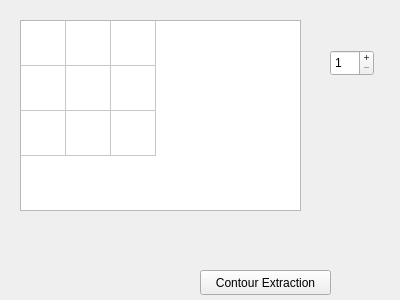
The window that morfologicalfilter.ui (mt0982/QImageProcessing) describes before a commit, drawn with Qt 5.
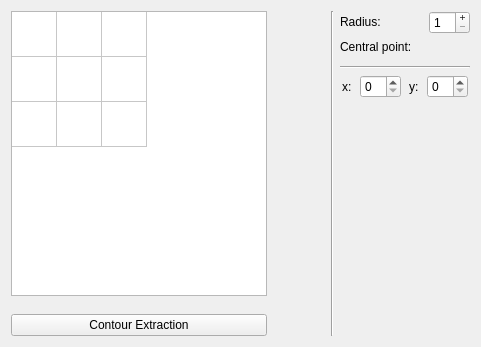
The same window after the commit.

Commit message: central point spinbox added

Diff of the .ui file:
```diff
--- a/morfologicalfilter.ui
+++ b/morfologicalfilter.ui
@@ -6,34 +6,156 @@
    <rect>
     <x>0</x>
     <y>0</y>
-    <width>400</width>
-    <height>300</height>
+    <width>481</width>
+    <height>347</height>
    </rect>
   </property>
   <property name="windowTitle">
    <string>Form</string>
   </property>
+  <layout class="QGridLayout" name="gridLayout">
+   <item row="4" column="4" colspan="4">
+    <layout class="QHBoxLayout" name="horizontalLayout_2">
+     <item>
+      <widget class="QLabel" name="label_2">
+       <property name="sizePolicy">
+        <sizepolicy hsizetype="Maximum" vsizetype="Preferred">
+         <horstretch>0</horstretch>
+         <verstretch>0</verstretch>
+        </sizepolicy>
+       </property>
+       <property name="text">
+        <string>x:</string>
+       </property>
+      </widget>
+     </item>
+     <item>
+      <widget class="QSpinBox" name="sbX">
+       <property name="sizePolicy">
+        <sizepolicy hsizetype="Maximum" vsizetype="Fixed">
+         <horstretch>0</horstretch>
+         <verstretch>0</verstretch>
+        </sizepolicy>
+       </property>
+      </widget>
+     </item>
+     <item>
+      <widget class="QLabel" name="label_3">
+       <property name="sizePolicy">
+        <sizepolicy hsizetype="Maximum" vsizetype="Preferred">
+         <horstretch>0</horstretch>
+         <verstretch>0</verstretch>
+        </sizepolicy>
+       </property>
+       <property name="text">
+        <string>y:</string>
+       </property>
+      </widget>
+     </item>
+     <item>
+      <widget class="QSpinBox" name="spY">
+       <property name="sizePolicy">
+        <sizepolicy hsizetype="Maximum" vsizetype="Fixed">
+         <horstretch>0</horstretch>
+         <verstretch>0</verstretch>
+        </sizepolicy>
+       </property>
+      </widget>
+     </item>
+    </layout>
+   </item>
+   <item row="8" column="0" colspan="2">
   <widget class="QPushButton" name="pbContourExtraction">
-   <property name="geometry">
-    <rect>
-     <x>200</x>
-     <y>270</y>
-     <width>131</width>
-     <height>25</height>
-    </rect>
-   </property>
    <property name="text">
     <string>Contour Extraction</string>
    </property>
   </widget>
+   </item>
+   <item row="5" column="7">
+    <spacer name="verticalSpacer">
+     <property name="orientation">
+      <enum>Qt::Vertical</enum>
+     </property>
+     <property name="sizeHint" stdset="0">
+      <size>
+       <width>20</width>
+       <height>40</height>
+      </size>
+     </property>
+    </spacer>
+   </item>
+   <item row="1" column="4">
+    <widget class="QLabel" name="label_4">
+     <property name="sizePolicy">
+      <sizepolicy hsizetype="Maximum" vsizetype="Preferred">
+       <horstretch>0</horstretch>
+       <verstretch>0</verstretch>
+      </sizepolicy>
+     </property>
+     <property name="text">
+      <string>Central point:</string>
+     </property>
+    </widget>
+   </item>
+   <item row="0" column="3" rowspan="9">
+    <widget class="Line" name="line_3">
+     <property name="orientation">
+      <enum>Qt::Vertical</enum>
+     </property>
+    </widget>
+   </item>
+   <item row="0" column="2">
+    <spacer name="horizontalSpacer">
+     <property name="orientation">
+      <enum>Qt::Horizontal</enum>
+     </property>
+     <property name="sizeHint" stdset="0">
+      <size>
+       <width>40</width>
+       <height>20</height>
+      </size>
+     </property>
+    </spacer>
+   </item>
+   <item row="0" column="4" colspan="2">
+    <widget class="QLabel" name="label">
+     <property name="sizePolicy">
+      <sizepolicy hsizetype="Minimum" vsizetype="Fixed">
+       <horstretch>0</horstretch>
+       <verstretch>0</verstretch>
+      </sizepolicy>
+     </property>
+     <property name="text">
+      <string>Radius:</string>
+     </property>
+    </widget>
+   </item>
+   <item row="0" column="6" colspan="2">
+    <widget class="QSpinBox" name="sbRadius">
+     <property name="sizePolicy">
+      <sizepolicy hsizetype="Maximum" vsizetype="Fixed">
+       <horstretch>0</horstretch>
+       <verstretch>0</verstretch>
+      </sizepolicy>
+     </property>
+     <property name="buttonSymbols">
+      <enum>QAbstractSpinBox::PlusMinus</enum>
+     </property>
+     <property name="minimum">
+      <number>1</number>
+     </property>
+     <property name="maximum">
+      <number>10</number>
+     </property>
+    </widget>
+   </item>
+   <item row="0" column="0" rowspan="6" colspan="2">
   <widget class="QTableWidget" name="tableWidget">
-   <property name="geometry">
-    <rect>
-     <x>20</x>
-     <y>20</y>
-     <width>281</width>
-     <height>191</height>
-    </rect>
+     <property name="sizePolicy">
+      <sizepolicy hsizetype="Expanding" vsizetype="Expanding">
+       <horstretch>0</horstretch>
+       <verstretch>0</verstretch>
+      </sizepolicy>
    </property>
    <property name="frameShape">
     <enum>QFrame::StyledPanel</enum>
@@ -84,25 +206,15 @@
    <column/>
    <column/>
   </widget>
-  <widget class="QSpinBox" name="sbRadius">
-   <property name="geometry">
-    <rect>
-     <x>330</x>
-     <y>50</y>
-     <width>44</width>
-     <height>26</height>
-    </rect>
-   </property>
-   <property name="buttonSymbols">
-    <enum>QAbstractSpinBox::PlusMinus</enum>
-   </property>
-   <property name="minimum">
-    <number>1</number>
-   </property>
-   <property name="maximum">
-    <number>10</number>
-   </property>
-  </widget>
+   </item>
+   <item row="3" column="4" colspan="4">
+    <widget class="Line" name="line">
+     <property name="orientation">
+      <enum>Qt::Horizontal</enum>
+     </property>
+    </widget>
+   </item>
+  </layout>
  </widget>
  <resources/>
  <connections/>
```
Lines whose indentation alone changed are shown as unchanged.
